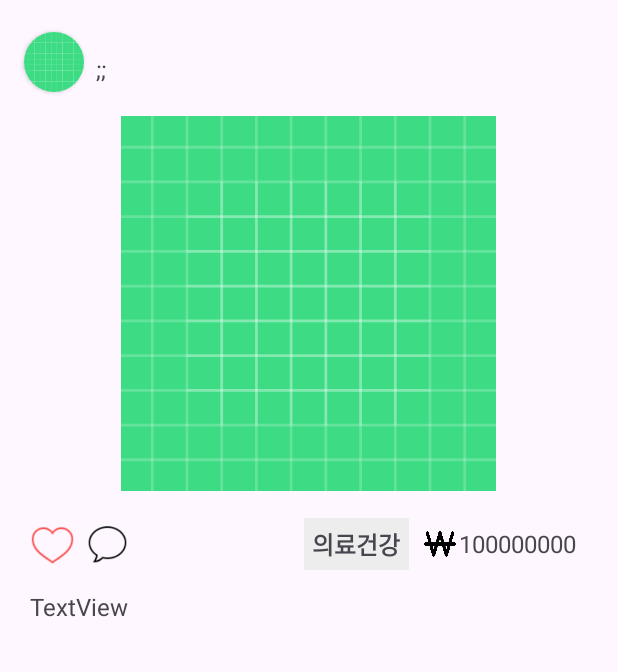
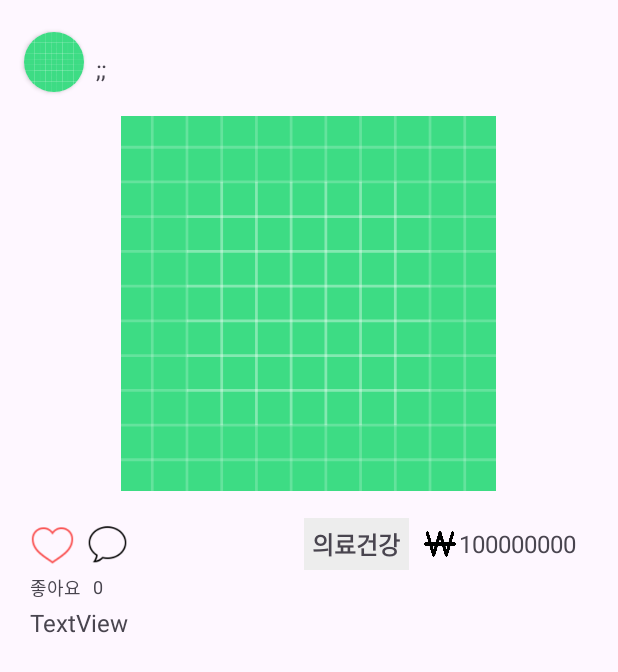
Before and after one commit to 2023-SMHRD-SW-Fullstack-1/HackathonM3W3, an Android app: the CommentActivity screen opened directly, with no data from a screen before it, on a phone screen of 412 x 824 dp. Shown: the top 672 px of the screen. Run offline under Robolectric (Android 15) with nearby library versions, the phone set to English and light mode, and no system bars; network calls fail.

Commit message:
0803 1812

```diff
--- a/frontend/app/src/main/res/layout/feed_item.xml
+++ b/frontend/app/src/main/res/layout/feed_item.xml
@@ -99,7 +99,7 @@
         android:id="@+id/tv_content"
         android:layout_width="0dp"
         android:layout_height="wrap_content"
-        android:layout_marginTop="16dp"
+        android:layout_marginTop="3dp"
         android:layout_marginBottom="16dp"
         android:inputType="text|textMultiLine"
         android:text="TextView"
@@ -107,7 +107,7 @@
         app:layout_constraintBottom_toBottomOf="parent"
         app:layout_constraintEnd_toEndOf="@+id/tv_cost"
         app:layout_constraintStart_toStartOf="@+id/img_like"
-        app:layout_constraintTop_toBottomOf="@+id/img_like" />
+        app:layout_constraintTop_toBottomOf="@+id/textView9" />
 
     <ImageView
         android:id="@+id/imageView"
@@ -118,4 +118,24 @@
         app:layout_constraintTop_toTopOf="@+id/tv_cost"
         app:srcCompat="@drawable/main_won" />
 
+    <TextView
+        android:id="@+id/textView"
+        android:layout_width="wrap_content"
+        android:layout_height="wrap_content"
+        android:layout_marginStart="8dp"
+        android:text="0"
+        android:textSize="12sp"
+        app:layout_constraintStart_toEndOf="@+id/textView9"
+        app:layout_constraintTop_toTopOf="@+id/textView9" />
+
+    <TextView
+        android:id="@+id/textView9"
+        android:layout_width="wrap_content"
+        android:layout_height="wrap_content"
+        android:layout_marginTop="5dp"
+        android:text="좋아요"
+        android:textSize="12sp"
+        app:layout_constraintStart_toStartOf="@+id/img_like"
+        app:layout_constraintTop_toBottomOf="@+id/img_like" />
+
 </androidx.constraintlayout.widget.ConstraintLayout>
```
Also changed, not shown: frontend/app/src/main/java/com/hjy/hackathon/adapter/FeedAdapter.kt (+14 -0 lines), 1 other file.
